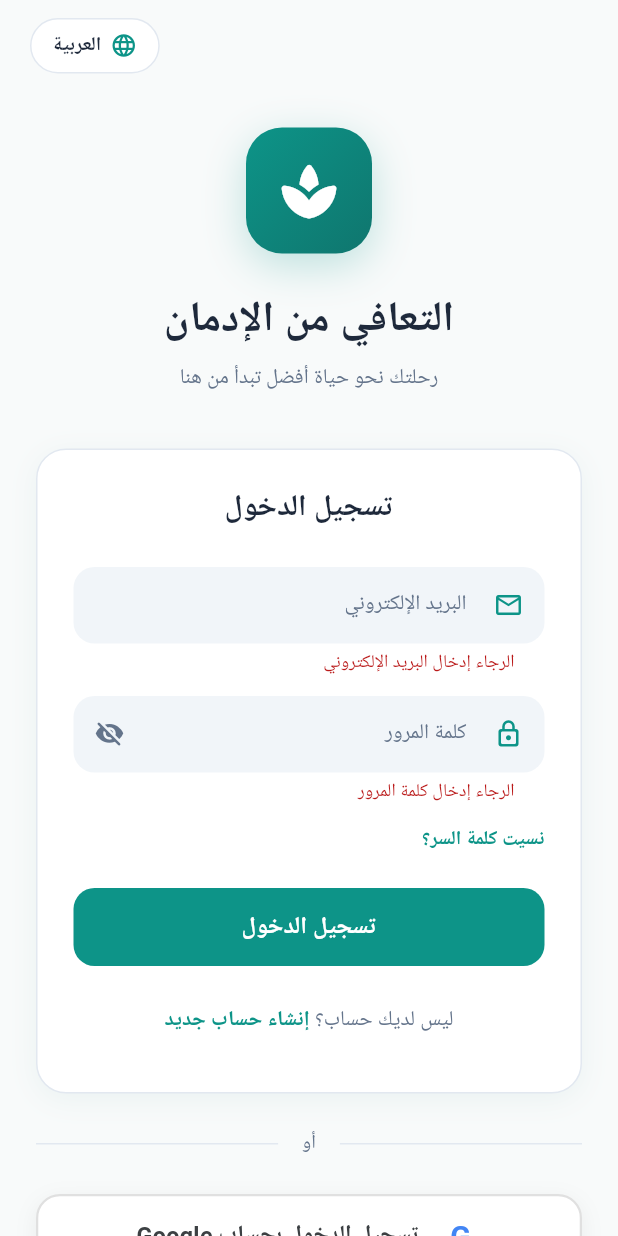
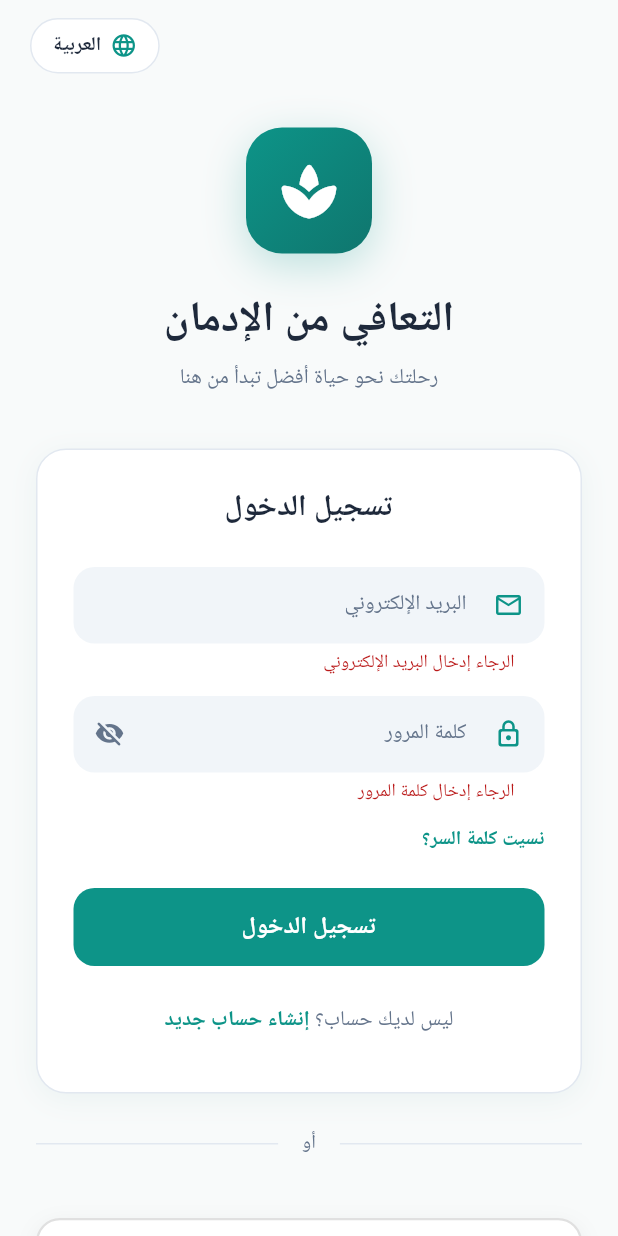
Before and after one commit to yusfkarim994-del/ta3ayusf11, a Flutter app: the screen it shows after launch, after a tap on "تسجيل الدخول", on a phone screen of 412 x 824 dp. Run offline on Flutter 3.47's test engine with Material 3 defaults, Android fonts, the phone set to English and light mode, and no system bars; our stand-ins replace audioplayers, cached_network_image, cloud_firestore, dio, file_picker, firebase_auth and 11 more; missing offline and left inert: dart:ui_web, flutter_inappwebview, flutter_pdfview, record, translator, universal_html; accounts and stored records are empty; Roboto replaces fonts that are missing (Cairo, Google Sans); project files that could hold a hidden picture were left out.

Commit message:
feat: Google Sign-In web only, bump version to 4.0.14+63

```diff
--- a/lib/screens/login_screen.dart
+++ b/lib/screens/login_screen.dart
@@ -1,4 +1,5 @@
 import 'package:flutter/material.dart';
+import 'package:flutter/foundation.dart' show kIsWeb;
 import 'package:provider/provider.dart';
 import '../services/auth_service.dart';
 import '../services/language_service.dart';
@@ -503,8 +504,8 @@ class _LoginScreenState extends State<LoginScreen> with SingleTickerProviderStat
                               ),
                               const SizedBox(height: 24),
 
-                              // Google Sign-In Button
-                              Container(
+                              // Google Sign-In Button (Web only)
+                              if (kIsWeb) Container(
                                 width: double.infinity,
                                 height: 56,
                                 decoration: BoxDecoration(
--- a/lib/services/auth_service.dart
+++ b/lib/services/auth_service.dart
@@ -147,10 +147,13 @@ class AuthService {
     }
   }
 
-  // Sign in with Google (Web uses signInWithPopup)
+  // Sign in with Google (Web only)
   Future<UserCredential?> signInWithGoogle() async {
     try {
-      if (kIsWeb) {
+      if (!kIsWeb) {
+        throw Exception('Google Sign-In is only available on web');
+      }
+
       final googleProvider = GoogleAuthProvider();
       googleProvider.addScope('email');
       googleProvider.addScope('profile');
@@ -162,8 +165,6 @@ class AuthService {
       }
 
       return credential;
-      }
-      throw UnsupportedError('Google Sign-In is only supported on web');
     } on FirebaseAuthException catch (e) {
       throw _handleAuthException(e);
     }
--- a/pubspec.yaml
+++ b/pubspec.yaml
@@ -2,7 +2,7 @@ name: recovery_app
 description: "التعافي من الٳدمان - Recovery from Addiction App"
 publish_to: 'none'
 
-version: 4.0.12+60
+version: 4.0.14+63
 
 environment:
   sdk: ^3.5.4
@@ -54,8 +54,6 @@ dependencies:
   html: ^0.15.4
   flutter_pdfview: ^1.3.2
   cloudflare: ^5.0.0
-
-
 dev_dependencies:
   flutter_test:
     sdk: flutter
```
Lines whose indentation alone changed are shown as unchanged.
